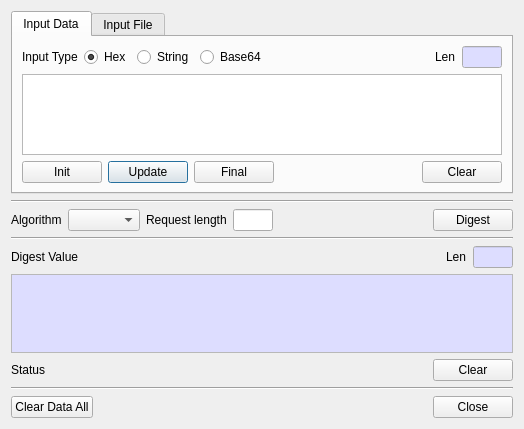
Qt form BerEditor/gen_hash_dlg.ui (jykim74/BerEditor) before a commit.
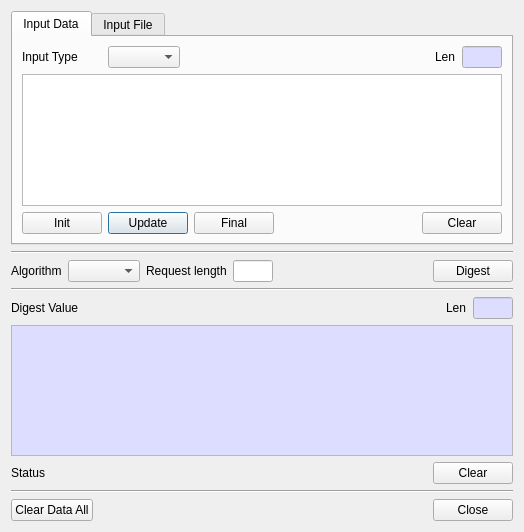
The same form after that commit.

Patch:
```diff
--- a/BerEditor/gen_hash_dlg.ui
+++ b/BerEditor/gen_hash_dlg.ui
@@ -7,7 +7,7 @@
     <x>0</x>
     <y>0</y>
     <width>524</width>
-    <height>429</height>
+    <height>532</height>
    </rect>
   </property>
   <property name="windowTitle">
@@ -29,41 +29,30 @@
          <property name="topMargin">
           <number>0</number>
          </property>
-         <item row="0" column="0">
-          <widget class="QLabel" name="label_2">
-           <property name="text">
-            <string>Input Type</string>
-           </property>
-          </widget>
-         </item>
-         <item row="0" column="5">
-          <spacer name="horizontalSpacer">
-           <property name="orientation">
-            <enum>Qt::Horizontal</enum>
-           </property>
-           <property name="sizeHint" stdset="0">
-            <size>
-             <width>40</width>
-             <height>20</height>
-            </size>
-           </property>
-          </spacer>
-         </item>
-         <item row="0" column="4">
-          <widget class="QRadioButton" name="mInputBase64Radio">
-           <property name="text">
-            <string>Base64</string>
-           </property>
-          </widget>
-         </item>
-         <item row="0" column="6">
+         <item row="0" column="3">
           <widget class="QLabel" name="label_4">
            <property name="text">
             <string>Len</string>
            </property>
           </widget>
          </item>
-         <item row="0" column="7">
+         <item row="0" column="1">
+          <widget class="QComboBox" name="mInputTypeCombo"/>
+         </item>
+         <item row="0" column="2">
+          <spacer name="horizontalSpacer">
+           <property name="orientation">
+            <enum>Qt::Horizontal</enum>
+           </property>
+           <property name="sizeHint" stdset="0">
+            <size>
+             <width>40</width>
+             <height>20</height>
+            </size>
+           </property>
+          </spacer>
+         </item>
+         <item row="0" column="4">
           <widget class="QLineEdit" name="mInputLenText">
            <property name="minimumSize">
             <size>
@@ -109,23 +98,16 @@
            </property>
           </widget>
          </item>
-         <item row="0" column="2">
-          <widget class="QRadioButton" name="mInputHexRadio">
-           <property name="text">
-            <string>Hex</string>
+         <item row="0" column="0">
+          <widget class="QLabel" name="label_2">
+           <property name="minimumSize">
+            <size>
+             <width>80</width>
+             <height>0</height>
+            </size>
            </property>
-           <property name="checked">
-            <bool>true</bool>
-           </property>
-          </widget>
-         </item>
-         <item row="0" column="3">
-          <widget class="QRadioButton" name="mInputStringRadio">
            <property name="text">
-            <string>String</string>
-           </property>
-           <property name="checked">
-            <bool>false</bool>
+            <string>Input Type</string>
            </property>
           </widget>
          </item>
```
Left out of the diff: 2 changed lines with no effect on the pictures.
